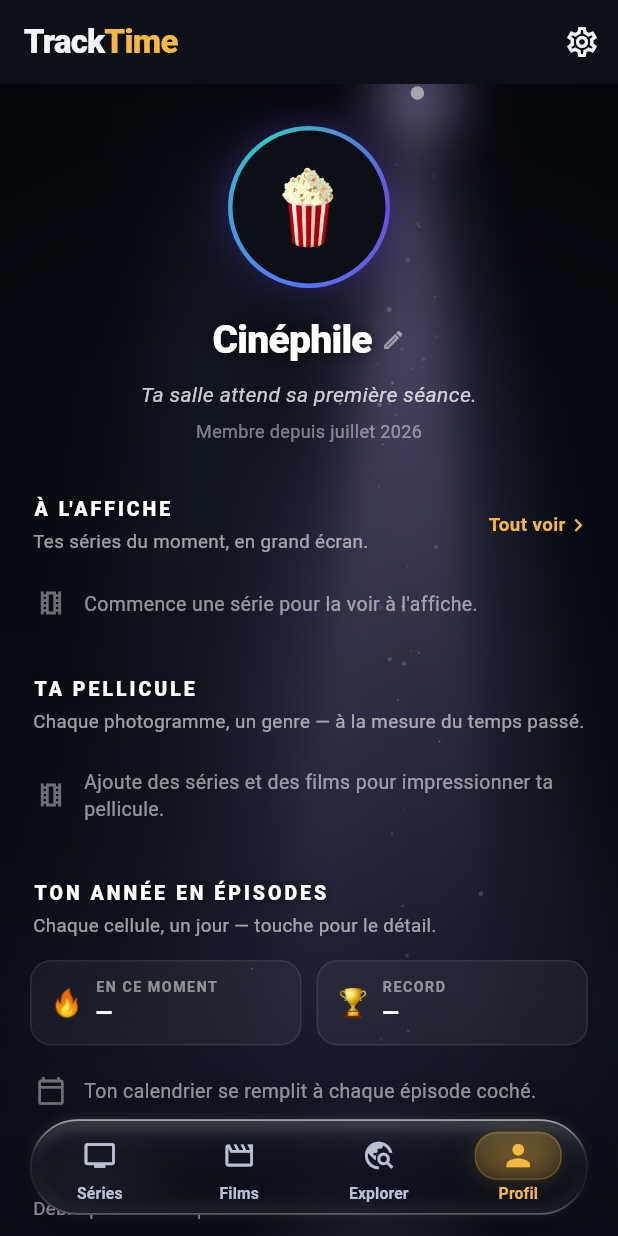
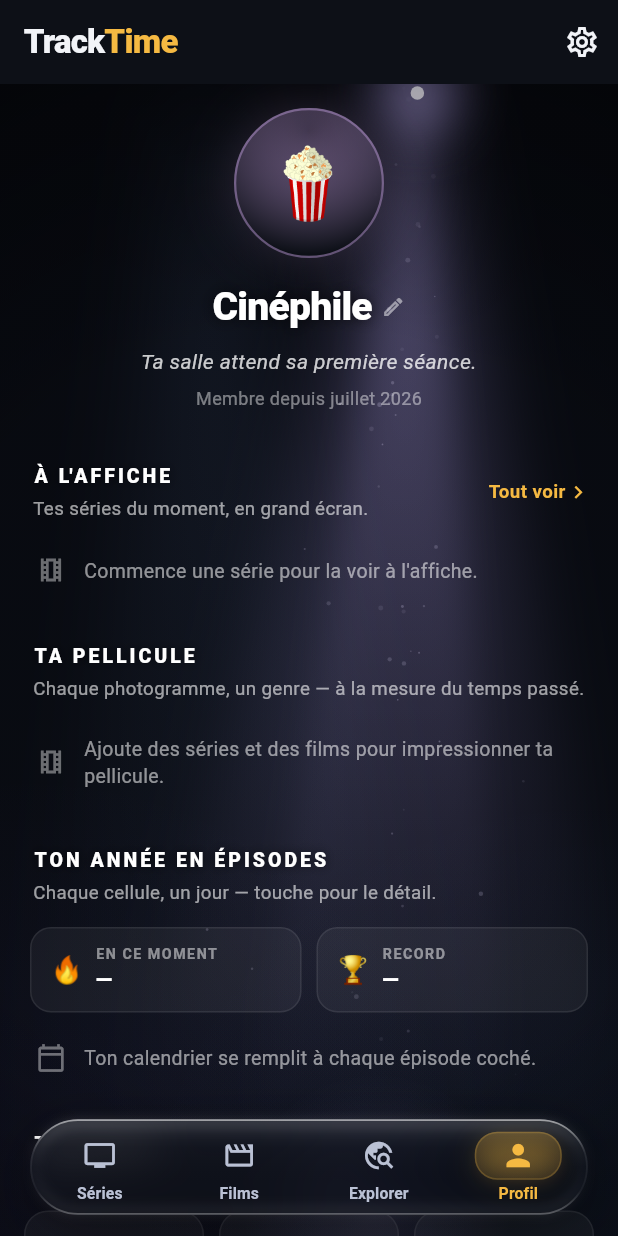
Before and after one commit to tom06700/tracktime, a Flutter app: the screen it shows after launch, item 4 of the bottom bar chosen, on a phone screen of 412 x 824 dp. Run offline on Flutter 3.47's test engine with Material 3 defaults, Android fonts, the phone set to English and light mode, and no system bars; our stand-ins replace drift, drift_flutter, file_picker, flutter_riverpod, flutter_sticky_header, go_router and 2 more; accounts and stored records are empty; generated files the repository leaves out were written again.

Commit message:
Profil : avatar mis en lumière sous le projecteur (fin de l'anneau arc-en-ciel)
L'anneau SweepGradient de l'avatar (hérité du cosmos) détonnait avec
l'ambiance cinéma. L'avatar devient le sujet éclairé : disque sombre,
halo chaud teinté par la palette, anneau fin et reflet en haut — cohérent
avec la lampe du projecteur. Espacement du haut resserré.

Co-Authored-By: Claude Opus 4.8 <noreply@anthropic.com>
Claude-Session: https://claude.ai/code/session_01WerRie8kS9wJUJuZsc3MKh

```diff
--- a/app/lib/screens/profile_screen.dart
+++ b/app/lib/screens/profile_screen.dart
@@ -270,44 +270,48 @@ class _UniverseHeader extends ConsumerWidget {
 
   @override
   Widget build(BuildContext context, WidgetRef ref) {
+    // Teinte chaude « projecteur » dérivée de la palette du profil.
+    final spot = Color.lerp(palette.first, const Color(0xFFF5D9A0), 0.45)!;
     return Padding(
-      padding: const EdgeInsets.fromLTRB(20, 20, 20, 4),
+      padding: const EdgeInsets.fromLTRB(20, 8, 20, 4),
       child: Column(
         children: [
-          // Avatar dans un anneau lumineux teinté par la palette.
+          // Avatar mis en lumière : halo doux du projecteur + anneau net,
+          // reflet en haut (la lumière qui tombe dessus).
           GestureDetector(
             onTap: () => _pickEmoji(context, ref),
             child: Container(
-              width: 108,
-              height: 108,
+              width: 100,
+              height: 100,
               decoration: BoxDecoration(
+                color: const Color(0xFF0C0F16),
                 shape: BoxShape.circle,
-                gradient: SweepGradient(
+                border: Border.all(
+                  color: spot.withValues(alpha: 0.55),
+                  width: 1.5,
+                ),
+                gradient: RadialGradient(
+                  center: const Alignment(0, -0.7),
+                  radius: 1.1,
                   colors: [
-                    ...palette,
-                    palette.first,
+                    spot.withValues(alpha: 0.22),
+                    const Color(0xFF0C0F16),
                   ],
+                  stops: const [0, 0.75],
                 ),
                 boxShadow: [
                   BoxShadow(
-                    color: palette.first.withValues(alpha: 0.5),
-                    blurRadius: 28,
-                    spreadRadius: -4,
+                    color: spot.withValues(alpha: 0.32),
+                    blurRadius: 34,
+                    spreadRadius: -6,
                   ),
                 ],
               ),
-              padding: const EdgeInsets.all(3),
-              child: Container(
-                decoration: const BoxDecoration(
-                  color: Color(0xFF0C0F16),
-                  shape: BoxShape.circle,
-                ),
-                alignment: Alignment.center,
-                child: Text(profile.emoji, style: const TextStyle(fontSize: 48)),
-              ),
+              alignment: Alignment.center,
+              child: Text(profile.emoji, style: const TextStyle(fontSize: 46)),
             ),
           ),
-          const SizedBox(height: 16),
+          const SizedBox(height: 14),
           GestureDetector(
             onTap: () => _editName(context, ref, profile.name),
             child: Row(
```
Also changed, not shown: 2 other files.
